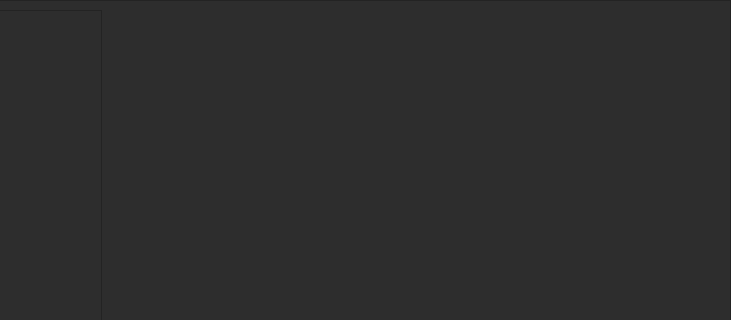
Qt form room_v1alfa.ui (Mustafadagkiranlar/room-gui) before a commit; both pictures show x 269 to 1000 and y 0 to 320 of the 1000 by 537 pixel window.
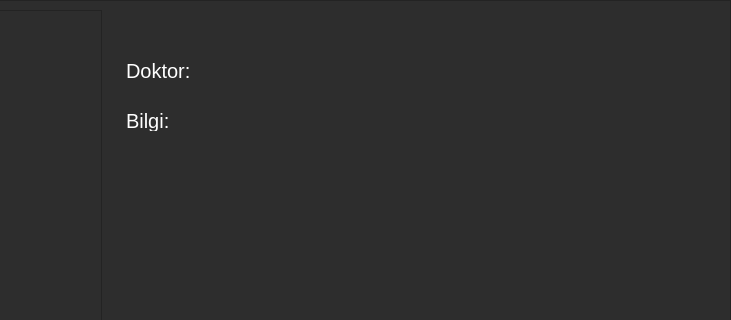
The same form after that commit. The open tabs and pages were chosen to show the change.

What changed in the file:
```diff
--- a/room_v1alfa.ui
+++ b/room_v1alfa.ui
@@ -264,6 +264,48 @@
                <bool>false</bool>
               </property>
              </widget>
+             <widget class="QLabel" name="doktorAdi">
+              <property name="geometry">
+               <rect>
+                <x>280</x>
+                <y>50</y>
+                <width>571</width>
+                <height>21</height>
+               </rect>
+              </property>
+              <property name="font">
+               <font>
+                <pointsize>15</pointsize>
+               </font>
+              </property>
+              <property name="styleSheet">
+               <string notr="true">color: rgb(255, 255, 255);</string>
+              </property>
+              <property name="text">
+               <string>Doktor:</string>
+              </property>
+             </widget>
+             <widget class="QLabel" name="odaBilgi">
+              <property name="geometry">
+               <rect>
+                <x>280</x>
+                <y>100</y>
+                <width>571</width>
+                <height>21</height>
+               </rect>
+              </property>
+              <property name="font">
+               <font>
+                <pointsize>15</pointsize>
+               </font>
+              </property>
+              <property name="styleSheet">
+               <string notr="true">color: rgb(255, 255, 255);</string>
+              </property>
+              <property name="text">
+               <string>Bilgi:</string>
+              </property>
+             </widget>
             </widget>
             <widget class="QWidget" name="girisPage">
              <widget class="QLabel" name="label">
```
Left out of the diff: 10 changed lines with no effect on the pictures.
